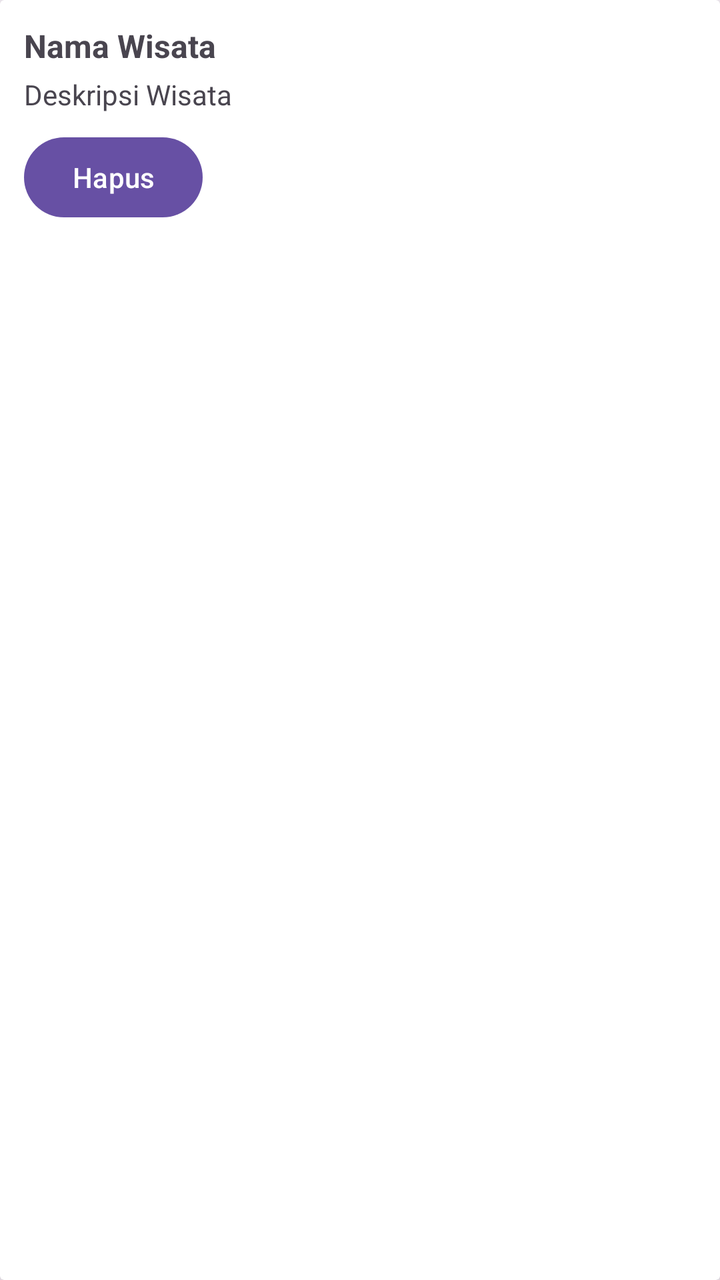
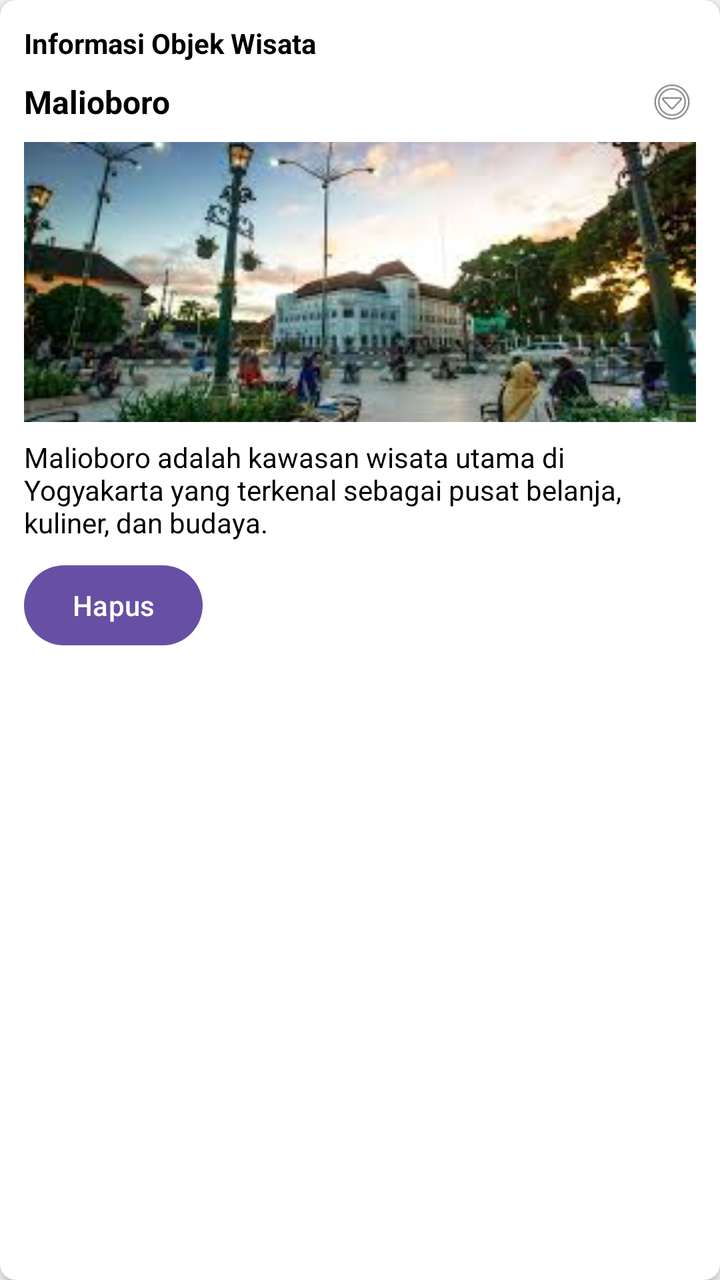

An Android layout rendered at two revisions. The XML below is the earlier revision; the diff shows what the commit changed to produce the second picture.
<!-- AndroidManifest.xml: application theme Theme.PmobileProjeck -->
<!-- res/layout/item_wisata.xml -->
<?xml version="1.0" encoding="utf-8"?>
<androidx.cardview.widget.CardView
    xmlns:android="http://schemas.android.com/apk/res/android"
    xmlns:card_view="http://schemas.android.com/apk/res-auto"
    android:layout_width="match_parent"
    android:layout_height="wrap_content"
    android:layout_margin="8dp"
    card_view:cardElevation="4dp">

    <LinearLayout
        android:layout_width="match_parent"
        android:layout_height="wrap_content"
        android:orientation="vertical"
        android:padding="12dp">

        <TextView
            android:id="@+id/tvNamaWisata"
            android:layout_width="wrap_content"
            android:layout_height="wrap_content"
            android:text="Nama Wisata"
            android:textSize="16sp"
            android:textStyle="bold"/>

        <TextView
            android:id="@+id/tvDeskripsi"
            android:layout_width="wrap_content"
            android:layout_height="wrap_content"
            android:text="Deskripsi Wisata"
            android:layout_marginTop="4dp"/>

        <Button
            android:id="@+id/btnDelete"
            android:layout_width="wrap_content"
            android:layout_height="wrap_content"
            android:text="Hapus"
            android:layout_marginTop="8dp"/>

    </LinearLayout>
</androidx.cardview.widget.CardView>
<!-- resources referenced by this layout -->
<resources>
  <style name="Theme.PmobileProjeck" parent="Base.Theme.PmobileProjeck" />
  <style name="Base.Theme.PmobileProjeck" parent="Theme.Material3.DayNight.NoActionBar">
          
          
      </style>
</resources>

<!-- the commit's change to res/layout/item_wisata.xml (unified diff, before → after) -->
@@ -1,11 +1,12 @@
 <?xml version="1.0" encoding="utf-8"?>
 <androidx.cardview.widget.CardView
     xmlns:android="http://schemas.android.com/apk/res/android"
-    xmlns:card_view="http://schemas.android.com/apk/res-auto"
+    xmlns:app="http://schemas.android.com/apk/res-auto"
     android:layout_width="match_parent"
     android:layout_height="wrap_content"
     android:layout_margin="8dp"
-    card_view:cardElevation="4dp">
+    app:cardCornerRadius="8dp"
+    app:cardElevation="4dp">
 
     <LinearLayout
         android:layout_width="match_parent"
@@ -13,21 +14,60 @@
         android:orientation="vertical"
         android:padding="12dp">
 
+        
         <TextView
-            android:id="@+id/tvNamaWisata"
-            android:layout_width="wrap_content"
+            android:layout_width="match_parent"
             android:layout_height="wrap_content"
-            android:text="Nama Wisata"
-            android:textSize="16sp"
-            android:textStyle="bold"/>
+            android:text="Informasi Objek Wisata"
+            android:textStyle="bold"
+            android:textColor="@android:color/black"
+            android:layout_marginBottom="8dp"/>
 
+        
+        <LinearLayout
+            android:layout_width="match_parent"
+            android:layout_height="wrap_content"
+            android:orientation="horizontal"
+            android:gravity="center_vertical">
+
+            <TextView
+                android:id="@+id/tvNamaWisata"
+                android:layout_width="0dp"
+                android:layout_height="wrap_content"
+                android:layout_weight="1"
+                android:text="Malioboro"
+                android:textSize="16sp"
+                android:textStyle="bold"
+                android:textColor="@android:color/black"/>
+
+            <ImageView
+                android:id="@+id/ivMenu"
+                android:layout_width="24dp"
+                android:layout_height="24dp"
+                android:src="@android:drawable/ic_menu_more"
+                android:contentDescription="Menu"/>
+        </LinearLayout>
+
+        
+        <ImageView
+            android:id="@+id/ivPost"
+            android:layout_width="match_parent"
+            android:layout_height="140dp"
+            android:layout_marginTop="8dp"
+            android:scaleType="centerCrop"
+            android:src="@drawable/malioboro"
+            android:contentDescription="Gambar wisata"/>
+
+        
         <TextView
             android:id="@+id/tvDeskripsi"
-            android:layout_width="wrap_content"
+            android:layout_width="match_parent"
             android:layout_height="wrap_content"
-            android:text="Deskripsi Wisata"
-            android:layout_marginTop="4dp"/>
+            android:layout_marginTop="8dp"
+            android:text="Malioboro adalah kawasan wisata utama di Yogyakarta yang terkenal sebagai pusat belanja, kuliner, dan budaya."
+            android:textColor="@android:color/black"/>
 
+        
         <Button
             android:id="@+id/btnDelete"
             android:layout_width="wrap_content"
@@ -36,4 +76,5 @@
             android:layout_marginTop="8dp"/>
 
     </LinearLayout>
+
 </androidx.cardview.widget.CardView>
<!-- resource entries referenced after the edit -->
@@ -1,5 +1,6 @@
 <!-- resources referenced by this layout -->
 <resources>
+  <!-- drawable malioboro: jpg bitmap (drawable, 11793 bytes) -->
   <style name="Theme.PmobileProjeck" parent="Base.Theme.PmobileProjeck" />
   <style name="Base.Theme.PmobileProjeck" parent="Theme.Material3.DayNight.NoActionBar">
           
